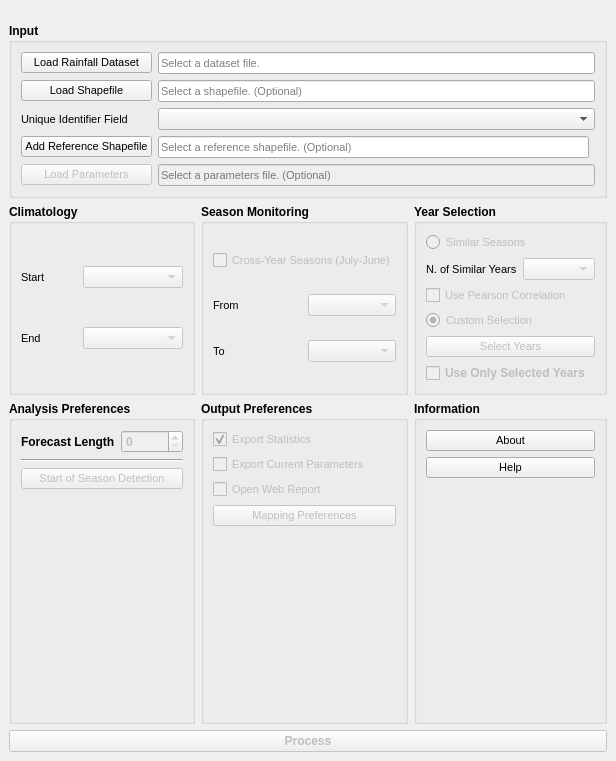
Old version of the form ui/smpg_dialog_base.ui in the repository JuanPDiazL/SMPG.
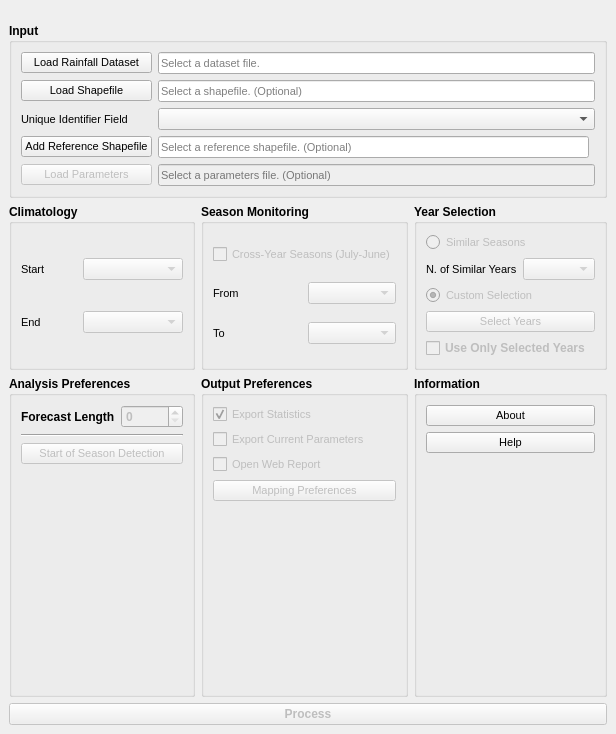
New version of the form. Icons and pictures are not drawn.

Commit message: remove pearson correlation functionality

```diff
--- a/ui/smpg_dialog_base.ui
+++ b/ui/smpg_dialog_base.ui
@@ -7,7 +7,7 @@
     <x>0</x>
     <y>0</y>
     <width>616</width>
-    <height>761</height>
+    <height>734</height>
    </rect>
   </property>
   <property name="sizePolicy">
@@ -108,7 +108,7 @@
            </property>
           </widget>
          </item>
-         <item row="4" column="0" colspan="2">
+         <item row="3" column="0" colspan="2">
           <widget class="QPushButton" name="selectYearsButton">
            <property name="enabled">
             <bool>false</bool>
@@ -145,23 +145,6 @@
            </property>
           </widget>
          </item>
-         <item row="2" column="0" colspan="2">
-          <widget class="QCheckBox" name="usePearsonCheckBox">
-           <property name="enabled">
-            <bool>false</bool>
-           </property>
-           <property name="font">
-            <font>
-             <pointsize>8</pointsize>
-             <weight>50</weight>
-             <bold>false</bold>
-            </font>
-           </property>
-           <property name="text">
-            <string>Use Pearson Correlation</string>
-           </property>
-          </widget>
-         </item>
          <item row="1" column="1">
           <widget class="QComboBox" name="similarYearsComboBox">
            <property name="enabled">
@@ -176,7 +159,7 @@
            </property>
           </widget>
          </item>
-         <item row="3" column="0" colspan="2">
+         <item row="2" column="0" colspan="2">
           <widget class="QRadioButton" name="customYearsRadioButton">
            <property name="enabled">
             <bool>false</bool>
@@ -196,7 +179,7 @@
            </property>
           </widget>
          </item>
-         <item row="5" column="0" colspan="2">
+         <item row="4" column="0" colspan="2">
           <widget class="QCheckBox" name="ignoreCurrentSeasonCheckBox">
            <property name="enabled">
             <bool>false</bool>
```
The commit also changes 3 other files.
